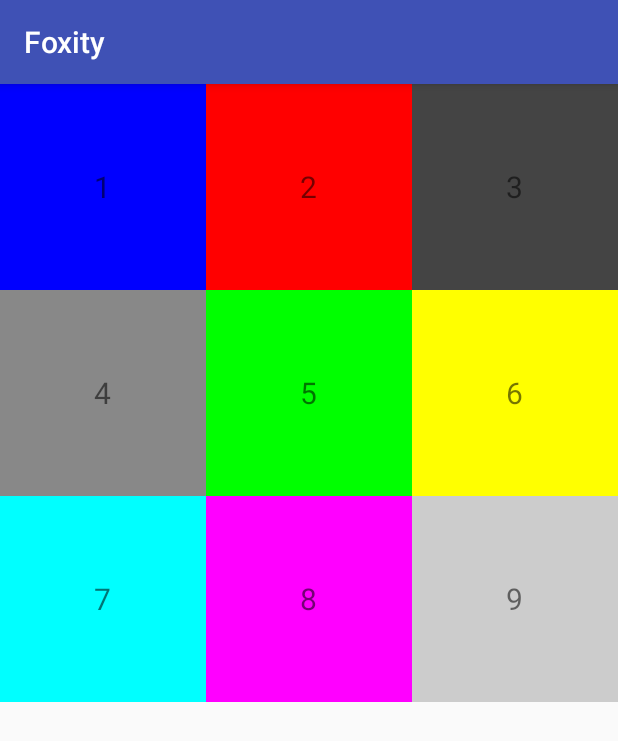
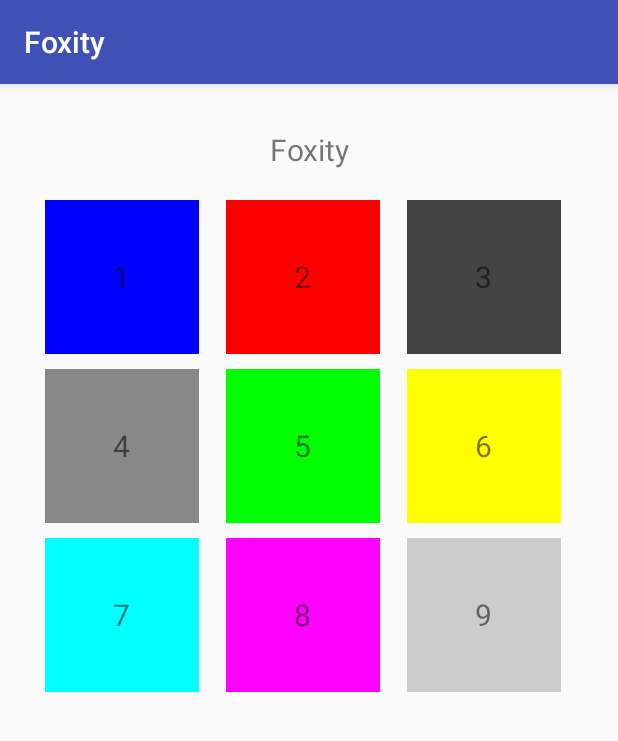
Before and after one commit to tusharchopratech/Foxity-Demo, an Android app: the screen it shows after launch (FoxityActivity), on a phone screen of 412 x 824 dp. Shown: the top 741 px of the screen. Run offline under Robolectric (Android 15) with nearby library versions, the phone set to English and light mode, and no system bars.

Commit message:
version 2

```diff
--- a/app/src/main/java/com/foxity/tc/foxity/activities/FoxityActivity.java
+++ b/app/src/main/java/com/foxity/tc/foxity/activities/FoxityActivity.java
@@ -40,7 +40,6 @@ public class FoxityActivity extends AppCompatActivity {
         gridViewAdapter = new GridViewAdapter(FoxityActivity.this,R.layout.inflate_gridview, dataArrayList);
         gridView.setAdapter(gridViewAdapter);
 
-
     }
 
 
--- a/app/src/main/java/com/foxity/tc/foxity/adapter/GridViewAdapter.java
+++ b/app/src/main/java/com/foxity/tc/foxity/adapter/GridViewAdapter.java
@@ -6,16 +6,20 @@ import android.animation.AnimatorSet;
 import android.app.Activity;
 import android.content.Context;
 import android.graphics.Point;
+import android.os.Handler;
 import android.view.Display;
 import android.view.LayoutInflater;
 import android.view.View;
 import android.view.ViewGroup;
+import android.view.ViewPropertyAnimator;
 import android.view.animation.Animation;
 import android.view.animation.AnimationUtils;
 import android.view.animation.LayoutAnimationController;
+import android.view.animation.Transformation;
 import android.widget.ArrayAdapter;
 import android.widget.LinearLayout;
 import android.widget.TextView;
+import android.widget.Toast;
 
 import com.foxity.tc.foxity.pojo.GridViewDataPojo;
 import com.foxity.tc.foxity.R;
@@ -30,7 +34,6 @@ public class GridViewAdapter extends ArrayAdapter<GridViewDataPojo> {
 
         int resourceId;
         Context context;
-        AnimatorSet set ;
         ArrayList<GridViewDataPojo> dataArrayList;
 
         public GridViewAdapter(Context context, int resource, ArrayList<GridViewDataPojo> object) {
@@ -41,7 +44,7 @@ public class GridViewAdapter extends ArrayAdapter<GridViewDataPojo> {
         }
 
         @Override
-        public View getView(final int position, View convertView, ViewGroup parent) {
+        public View getView(final int position, final View convertView, ViewGroup parent) {
 
             final ViewHolder holder;
             View row = convertView;
@@ -54,24 +57,19 @@ public class GridViewAdapter extends ArrayAdapter<GridViewDataPojo> {
                 holder.text = (TextView) row.findViewById(R.id.textViewId);
                 holder.linearLayoutItem = (LinearLayout) row.findViewById(R.id.linearLayoutId);
                 row.setTag(holder);
-            }else{
+            }
+            else{
                 holder=(ViewHolder)row.getTag();
             }
 
-
             holder.text.setText(dataArrayList.get(position).getText());
             holder.linearLayoutItem.setBackgroundColor(dataArrayList.get(position).getColor());
-
-
-            Animation rotateAnim = AnimationUtils.loadAnimation(context, R.anim.rotate);
-            LayoutAnimationController animController = new LayoutAnimationController(rotateAnim, 0);
-            holder.linearLayoutItem.setLayoutAnimation(animController);
 
             Display display = ((Activity)context).getWindowManager().getDefaultDisplay();
             Point size = new Point();
             display.getSize(size);
             int width = size.x;
-            width = width / 3;
+            width = width / 4;
             LinearLayout.LayoutParams params = new LinearLayout.LayoutParams(width, width);
             holder.linearLayoutItem.setLayoutParams(params);
 
@@ -79,42 +77,33 @@ public class GridViewAdapter extends ArrayAdapter<GridViewDataPojo> {
                 @Override
                 public void onClick(View view) {
 
-                    set = (AnimatorSet) AnimatorInflater.loadAnimator(context,R.animator.flip);
-                    set.setTarget(holder.linearLayoutItem);
-                    set.start();
-                    set.addListener(new Animator.AnimatorListener() {
-                        @Override
-                        public void onAnimationStart(Animator animator) {
 
-                        }
+                    final ViewPropertyAnimator viewPropertyAnimator= holder.linearLayoutItem.animate();
+                    viewPropertyAnimator.setDuration(500);
+                    viewPropertyAnimator.rotationY(90);
 
-                        @Override
-                        public void onAnimationEnd(Animator animator) {
-                            dataArrayList.remove(position);
-                            notifyDataSetChanged();
-                        }
+                    Handler handler = new Handler();
+                    handler.postDelayed(new Runnable() {
+                                @Override
+                                public void run() {
+                                    viewPropertyAnimator.setDuration(0);
+                                    viewPropertyAnimator.rotationY(-90);
+                                    dataArrayList.remove(position);
+                                    notifyDataSetChanged();
+                                }
+                            }, 500);
+                }});
 
-                        @Override
-                        public void onAnimationCancel(Animator animator) {
+            return row;
 
-                        }
-
-                        @Override
-                        public void onAnimationRepeat(Animator animator) {
-
-                        }
-                    });
+            }
 
 
-                }});
-
-
-            return row;
-            }
 
     class ViewHolder {
          TextView text;
          LinearLayout linearLayoutItem;
     }
 
+
 }
--- a/app/src/main/res/animator/flip.xml
+++ b/app/src/main/res/animator/flip.xml
@@ -4,7 +4,7 @@
         android:duration="800"
         android:propertyName="rotationY"
         android:valueFrom="0"
-        android:valueTo="360" >
+        android:valueTo="90" >
     </objectAnimator>
 
 </set>
--- a/app/src/main/res/layout/activity_main.xml
+++ b/app/src/main/res/layout/activity_main.xml
@@ -2,11 +2,23 @@
 <LinearLayout
     android:layout_width="match_parent"
     android:layout_height="match_parent"
+    android:padding="30dp"
+    android:orientation="vertical"
     xmlns:android="http://schemas.android.com/apk/res/android" >
+
+    <TextView
+        android:layout_width="match_parent"
+        android:text="Foxity"
+        android:textSize="20sp"
+        android:paddingBottom="20dp"
+        android:gravity="center"
+        android:layout_height="wrap_content" />
 
     <GridView
         android:layout_width="match_parent"
         android:numColumns="3"
+        android:verticalSpacing="10dp"
+        android:horizontalSpacing="10dp"
         android:id="@+id/gridViewId"
         android:layout_height="wrap_content">
 
```
